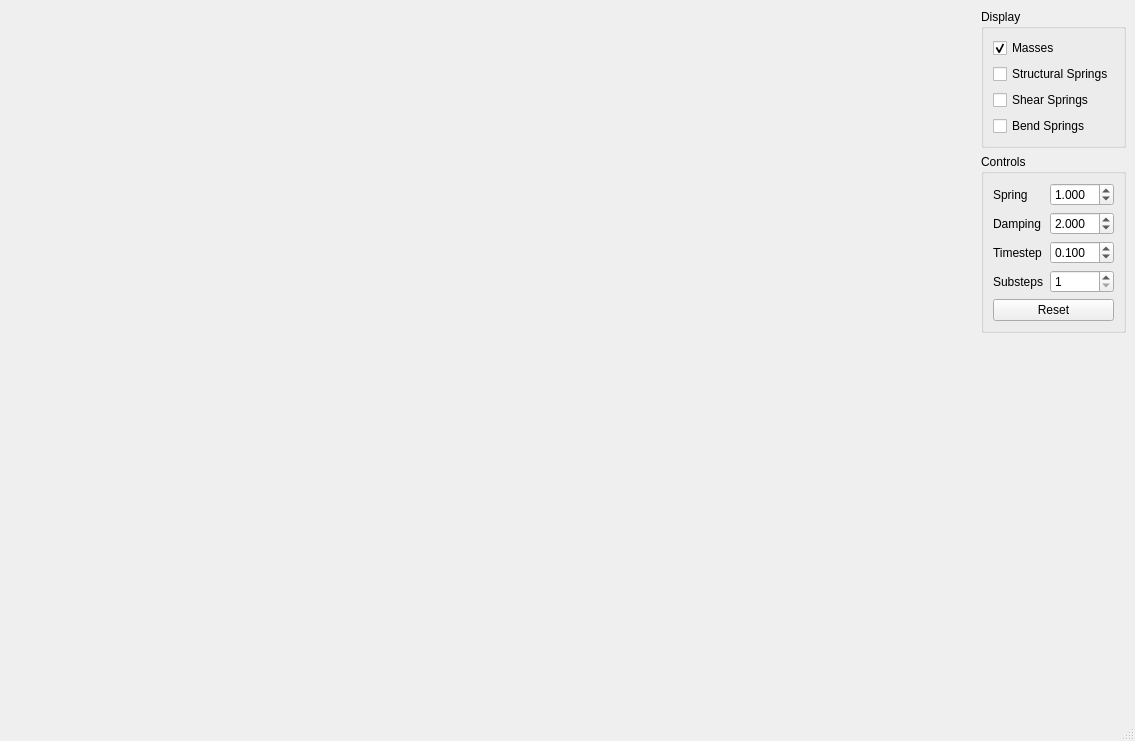
Old version of the form ui/MainWindow.ui in the repository jw0z96/STAMassSpring.
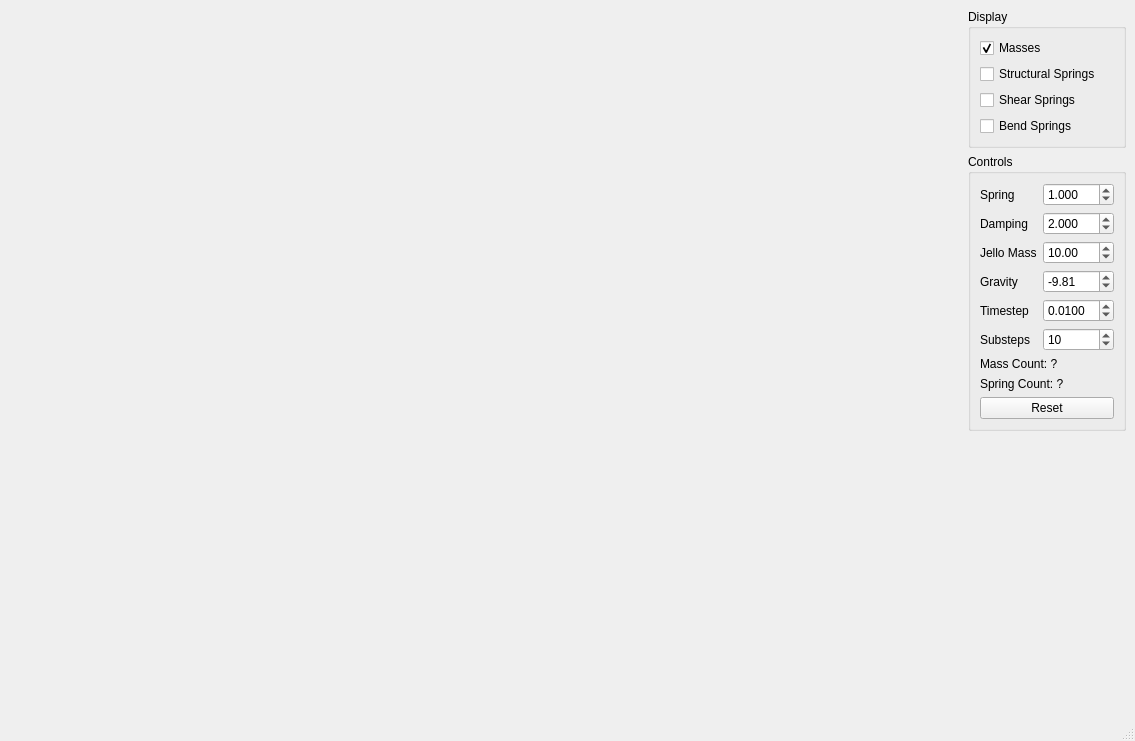
New version of the form.

Commit message: added ui controls for mass and gravity

```diff
--- a/ui/MainWindow.ui
+++ b/ui/MainWindow.ui
@@ -112,27 +112,77 @@
              </property>
             </widget>
            </item>
-           <item row="2" column="1">
-            <widget class="QDoubleSpinBox" name="timeStepSpinBox">
-             <property name="decimals">
-              <number>3</number>
-             </property>
-             <property name="singleStep">
-              <double>0.010000000000000</double>
-             </property>
-             <property name="value">
-              <double>0.100000000000000</double>
-             </property>
-            </widget>
-           </item>
            <item row="2" column="0">
+            <widget class="QLabel" name="jelloMassLabel">
+             <property name="text">
+              <string>Jello Mass</string>
+             </property>
+            </widget>
+           </item>
+           <item row="2" column="1">
+            <widget class="QDoubleSpinBox" name="jelloMassSpinBox">
+             <property name="decimals">
+              <number>2</number>
+             </property>
+             <property name="singleStep">
+              <double>0.100000000000000</double>
+             </property>
+             <property name="value">
+              <double>10.000000000000000</double>
+             </property>
+            </widget>
+           </item>
+           <item row="3" column="0">
+            <widget class="QLabel" name="gravityLabel">
+             <property name="text">
+              <string>Gravity</string>
+             </property>
+            </widget>
+           </item>
+           <item row="3" column="1">
+            <widget class="QDoubleSpinBox" name="gravitySpinBox">
+             <property name="decimals">
+              <number>2</number>
+             </property>
+             <property name="minimum">
+              <double>-99.989999999999995</double>
+             </property>
+             <property name="singleStep">
+              <double>0.100000000000000</double>
+             </property>
+             <property name="value">
+              <double>-9.810000000000000</double>
+             </property>
+            </widget>
+           </item>
+           <item row="4" column="0">
             <widget class="QLabel" name="timeStepLabel">
              <property name="text">
               <string>Timestep</string>
              </property>
             </widget>
            </item>
-           <item row="3" column="1">
+           <item row="4" column="1">
+            <widget class="QDoubleSpinBox" name="timeStepSpinBox">
+             <property name="decimals">
+              <number>4</number>
+             </property>
+             <property name="singleStep">
+              <double>0.001000000000000</double>
+             </property>
+             <property name="value">
+              <double>0.010000000000000</double>
+             </property>
+            </widget>
+           </item>
+           <item row="5" column="0">
+            <widget class="QLabel" name="subStepsLabel">
+             <property name="text">
+              <string>Substeps</string>
+             </property>
+            </widget>
+           </item>
+           <item row="5" column="1">
             <widget class="QSpinBox" name="subStepsSpinBox">
              <property name="minimum">
               <number>1</number>
@@ -140,17 +190,27 @@
              <property name="maximum">
               <number>999</number>
              </property>
-            </widget>
-           </item>
-           <item row="3" column="0">
-            <widget class="QLabel" name="subStepsLabel">
-             <property name="text">
-              <string>Substeps</string>
+             <property name="value">
+              <number>10</number>
              </property>
             </widget>
            </item>
           </layout>
          </item>
+         <item row="3" column="0">
+          <widget class="QLabel" name="massCountLabel">
+           <property name="text">
+            <string>Mass Count: ?</string>
+           </property>
+          </widget>
+         </item>
+         <item row="4" column="0">
+          <widget class="QLabel" name="springCountLabel">
+           <property name="text">
+            <string>Spring Count: ?</string>
+           </property>
+          </widget>
+         </item>
         </layout>
        </widget>
       </item>
```
Left out of the diff: 2 changed lines with no effect on the pictures. The commit also changes 8 other files.
